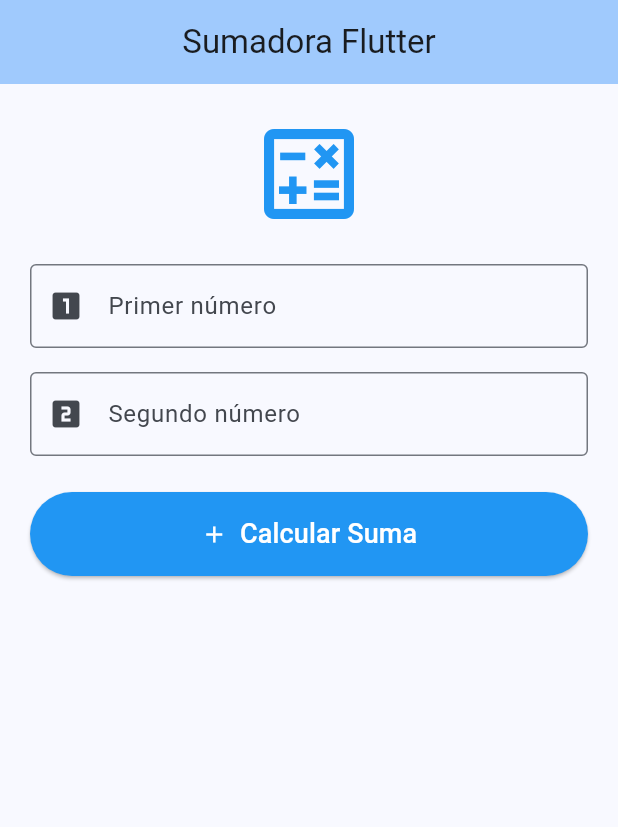
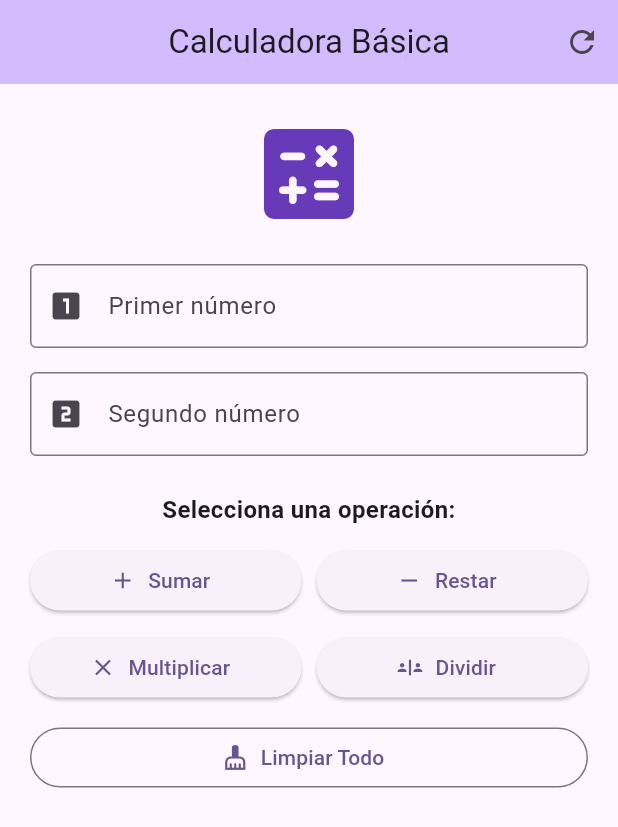
Before and after one commit to cdelriot1121/flutter.calculador, a Flutter app: the screen it shows after launch, on a phone screen of 412 x 824 dp. Shown: the top 827 px of the screen. Run offline on Flutter 3.47's test engine with Material 3 defaults, Android fonts, the phone set to English and light mode, and no system bars.

Commit message:
feat: modificar la sumadora a una calculadora basica

```diff
--- a/lib/main.dart
+++ b/lib/main.dart
@@ -1,154 +1,290 @@
 import 'package:flutter/material.dart';
 
 void main() {
-  runApp(const MiSumadoraApp());
+  runApp(const MiCalculadoraApp());
 }
 
-class MiSumadoraApp extends StatelessWidget {
-  const MiSumadoraApp({super.key});
+class MiCalculadoraApp extends StatelessWidget {
+  const MiCalculadoraApp({super.key});
 
   @override
   Widget build(BuildContext context) {
     return MaterialApp(
-      title: 'Sumadora Flutter',
+      title: 'Calculadora Básica Flutter',
       debugShowCheckedModeBanner: false,
       theme: ThemeData(
-        colorScheme: ColorScheme.fromSeed(seedColor: Colors.blue),
+        colorScheme: ColorScheme.fromSeed(seedColor: Colors.deepPurple),
         useMaterial3: true,
       ),
-      home: const SumadoraPage(),
+      home: const CalculadoraPage(),
     );
   }
 }
 
-class SumadoraPage extends StatefulWidget {
-  const SumadoraPage({super.key});
+class CalculadoraPage extends StatefulWidget {
+  const CalculadoraPage({super.key});
 
   @override
-  State<SumadoraPage> createState() => _SumadoraPageState();
+  State<CalculadoraPage> createState() => _CalculadoraPageState();
 }
 
-class _SumadoraPageState extends State<SumadoraPage> {
-  // estos son controladores capturar el texto que el usuario escribe en cada campo
-  final TextEditingController _numero1Controller = TextEditingController();
-  final TextEditingController _numero2Controller = TextEditingController();
+class _CalculadoraPageState extends State<CalculadoraPage> {
+  // ===========================================================================
+  // PASO 1: Controladores de texto (TextEditingController)
+  // Sirven para leer lo que el usuario ingresa en los TextField.
+  // ===========================================================================
+  final TextEditingController _num1Controller = TextEditingController();
+  final TextEditingController _num2Controller = TextEditingController();
 
+  // ===========================================================================
+  // PASO 2: Variables de estado
+  // _resultado: Almacena el mensaje o el número final calculado.
+  // _operacionRealizada: Muestra el detalle de la operación (ej: "10 + 5").
+  // ===========================================================================
+  String _resultado = '';
+  String _operacionRealizada = '';
 
-  String _resultado = '';
+  // ===========================================================================
+  // PASO 3: Función lógica principal para realizar las 4 operaciones
+  // Recibe un String 'operacion' (suma, resta, multiplicacion, division)
+  // ===========================================================================
+  void _calcular(String operacion) {
+    // 3.1 Obtener el texto ingresado y quitar espacios en blanco con .trim()
+    final String texto1 = _num1Controller.text.trim();
+    final String texto2 = _num2Controller.text.trim();
 
-  // funcion principal para realizar la suma
-  void _sumar() {
-
-    final String texto1 = _numero1Controller.text.trim();
-    final String texto2 = _numero2Controller.text.trim();
-
-
+    // 3.2 Convertir el texto a tipo numérico 'double' usando double.tryParse()
     final double? num1 = double.tryParse(texto1);
     final double? num2 = double.tryParse(texto2);
 
+    // 3.3 Validación de entradas vacías o inválidas
+    if (num1 == null || num2 == null) {
       setState(() {
-      if (num1 != null && num2 != null) {
-        final double suma = num1 + num2;
+        _resultado = 'Por favor, ingresa números válidos en ambos campos.';
+        _operacionRealizada = '';
+      });
+      return;
+    }
 
-        if (suma % 1 == 0) {
-          _resultado = 'Resultado: ${suma.toInt()}';
+    double res = 0;
+    String simbolo = '';
+
+    // 3.4 Estructura de control switch para determinar la operación matemática
+    switch (operacion) {
+      case 'suma':
+        res = num1 + num2;
+        simbolo = '+';
+        break;
+      case 'resta':
+        res = num1 - num2;
+        simbolo = '-';
+        break;
+      case 'multiplicacion':
+        res = num1 * num2;
+        simbolo = '×';
+        break;
+      case 'division':
+        simbolo = '÷';
+        // Validación matemática: Evitar la división por cero
+        if (num2 == 0) {
+          setState(() {
+            _resultado = 'Error: No se puede dividir entre cero.';
+            _operacionRealizada = '$num1 ÷ 0';
+          });
+          return;
+        }
+        res = num1 / num2;
+        break;
+    }
+
+    // 3.5 setState() le notifica a Flutter que la interfaz debe actualizarse
+    setState(() {
+      _operacionRealizada = '$num1 $simbolo $num2';
+
+      // Si el resultado es un número entero exacto (ej. 8.0), mostramos solo 8
+      if (res % 1 == 0) {
+        _resultado = 'Resultado: ${res.toInt()}';
       } else {
-          _resultado = 'Resultado: $suma';
-        }
-      } else {
-        _resultado = 'Por favor ingresa números válidos en ambos campos.';
+        // Redondeamos a un máximo de 4 decimales para que no se extienda demasiado
+        String resultadoFormateado = res.toStringAsFixed(4);
+        // Eliminamos ceros sobrantes al final del decimal (ej. 3.5000 -> 3.5)
+        resultadoFormateado = resultadoFormateado
+            .replaceAll(RegExp(r'0+$'), '')
+            .replaceAll(RegExp(r'\.$'), '');
+        _resultado = 'Resultado: $resultadoFormateado';
       }
     });
   }
 
-  // Buenas prácticas: Liberar la memoria de los controladores al destruir el widget
+  // ===========================================================================
+  // PASO 4: Función para limpiar todos los campos
+  // ===========================================================================
+  void _limpiarCampos() {
+    setState(() {
+      _num1Controller.clear();
+      _num2Controller.clear();
+      _resultado = '';
+      _operacionRealizada = '';
+    });
+  }
+
+  // ===========================================================================
+  // PASO 5: Liberar controladores de la memoria al salir de la pantalla
+  // ===========================================================================
   @override
   void dispose() {
-    _numero1Controller.dispose();
-    _numero2Controller.dispose();
+    _num1Controller.dispose();
+    _num2Controller.dispose();
     super.dispose();
   }
 
+  // ===========================================================================
+  // PASO 6: Construcción visual de la pantalla (Widget build)
+  // ===========================================================================
   @override
   Widget build(BuildContext context) {
     return Scaffold(
       appBar: AppBar(
-        title: const Text('Sumadora Flutter'),
+        title: const Text('Calculadora Básica'),
         backgroundColor: Theme.of(context).colorScheme.inversePrimary,
         centerTitle: true,
+        actions: [
+          IconButton(
+            icon: const Icon(Icons.refresh),
+            tooltip: 'Limpiar todo',
+            onPressed: _limpiarCampos,
+          ),
+        ],
       ),
       body: Padding(
         padding: const EdgeInsets.all(20.0),
         child: SingleChildScrollView(
           child: Column(
-            mainAxisAlignment: MainAxisAlignment.center,
             crossAxisAlignment: CrossAxisAlignment.stretch,
             children: [
               const Icon(
-                Icons.calculate_outlined,
+                Icons.calculate_rounded,
                 size: 80,
-                color: Colors.blue,
+                color: Colors.deepPurple,
               ),
               const SizedBox(height: 20),
 
-              // Campo de texto 1
+              // Campo de entrada 1
               TextField(
-                controller: _numero1Controller,
-                keyboardType: const TextInputType.numberWithOptions(decimal: true),
+                controller: _num1Controller,
+                keyboardType:
+                    const TextInputType.numberWithOptions(decimal: true),
                 decoration: const InputDecoration(
                   labelText: 'Primer número',
-                  hintText: 'Ingresa el primer número',
+                  hintText: 'Ejemplo: 12',
                   border: OutlineInputBorder(),
                   prefixIcon: Icon(Icons.looks_one),
                 ),
               ),
               const SizedBox(height: 16),
 
-              // Campo de texto 2
+              // Campo de entrada 2
               TextField(
-                controller: _numero2Controller,
-                keyboardType: const TextInputType.numberWithOptions(decimal: true),
+                controller: _num2Controller,
+                keyboardType:
+                    const TextInputType.numberWithOptions(decimal: true),
                 decoration: const InputDecoration(
                   labelText: 'Segundo número',
-                  hintText: 'Ingresa el segundo número',
+                  hintText: 'Ejemplo: 4',
                   border: OutlineInputBorder(),
                   prefixIcon: Icon(Icons.looks_two),
                 ),
               ),
               const SizedBox(height: 24),
 
-              // Botón para calcular
-              ElevatedButton.icon(
-                onPressed: _sumar,
+              const Text(
+                'Selecciona una operación:',
+                style: TextStyle(fontSize: 16, fontWeight: FontWeight.bold),
+                textAlign: TextAlign.center,
+              ),
+              const SizedBox(height: 12),
+
+              // Botones de Suma y Resta en una Fila (Row)
+              Row(
+                children: [
+                  Expanded(
+                    child: ElevatedButton.icon(
+                      onPressed: () => _calcular('suma'),
                       icon: const Icon(Icons.add),
-                label: const Text(
-                  'Calcular Suma',
-                  style: TextStyle(fontSize: 18),
-                ),
-                style: ElevatedButton.styleFrom(
-                  padding: const EdgeInsets.symmetric(vertical: 15),
-                  backgroundColor: Colors.blue,
-                  foregroundColor: Colors.white,
+                      label: const Text('Sumar'),
                     ),
                   ),
-              const SizedBox(height: 30),
+                  const SizedBox(width: 10),
+                  Expanded(
+                    child: ElevatedButton.icon(
+                      onPressed: () => _calcular('resta'),
+                      icon: const Icon(Icons.remove),
+                      label: const Text('Restar'),
+                    ),
+                  ),
+                ],
+              ),
+              const SizedBox(height: 10),
 
-              // Mostrar el resultado si no está vacío
+              // Botones de Multiplicación y División en una Fila (Row)
+              Row(
+                children: [
+                  Expanded(
+                    child: ElevatedButton.icon(
+                      onPressed: () => _calcular('multiplicacion'),
+                      icon: const Icon(Icons.close),
+                      label: const Text('Multiplicar'),
+                    ),
+                  ),
+                  const SizedBox(width: 10),
+                  Expanded(
+                    child: ElevatedButton.icon(
+                      onPressed: () => _calcular('division'),
+                      icon: const Icon(Icons.safety_divider),
+                      label: const Text('Dividir'),
+                    ),
+                  ),
+                ],
+              ),
+              const SizedBox(height: 12),
+
+              // Botón Limpiar Todo
+              OutlinedButton.icon(
+                onPressed: _limpiarCampos,
+                icon: const Icon(Icons.cleaning_services),
+                label: const Text('Limpiar Todo'),
+              ),
+              const SizedBox(height: 24),
+
+              // Contenedor/Tarjeta para mostrar el resultado
               if (_resultado.isNotEmpty)
-                Container(
-                  padding: const EdgeInsets.all(16),
-                  decoration: BoxDecoration(
-                    color: Colors.blue.shade50,
-                    borderRadius: BorderRadius.circular(8),
-                    border: Border.all(color: Colors.blue.shade200),
+                Card(
+                  elevation: 4,
+                  color: Colors.deepPurple.shade50,
+                  child: Padding(
+                    padding: const EdgeInsets.all(16.0),
+                    child: Column(
+                      children: [
+                        if (_operacionRealizada.isNotEmpty)
+                          Text(
+                            'Operación: $_operacionRealizada',
+                            style: TextStyle(
+                              fontSize: 16,
+                              color: Colors.deepPurple.shade700,
+                              fontWeight: FontWeight.w500,
                             ),
-                  child: Text(
+                          ),
+                        const SizedBox(height: 8),
+                        Text(
                           _resultado,
                           textAlign: TextAlign.center,
                           style: TextStyle(
                             fontSize: 20,
                             fontWeight: FontWeight.bold,
-                      color: Colors.blue.shade900,
+                            color: Colors.deepPurple.shade900,
+                          ),
+                        ),
+                      ],
                     ),
                   ),
                 ),
```
Also changed, not shown: 1 other file. Lines whose indentation alone changed are shown as unchanged.
